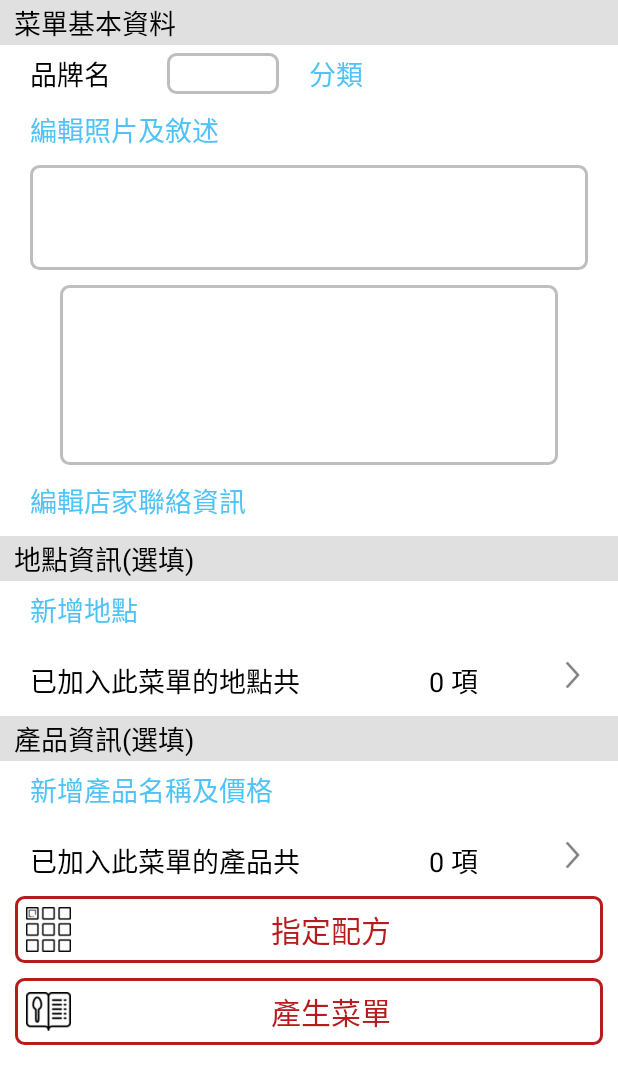
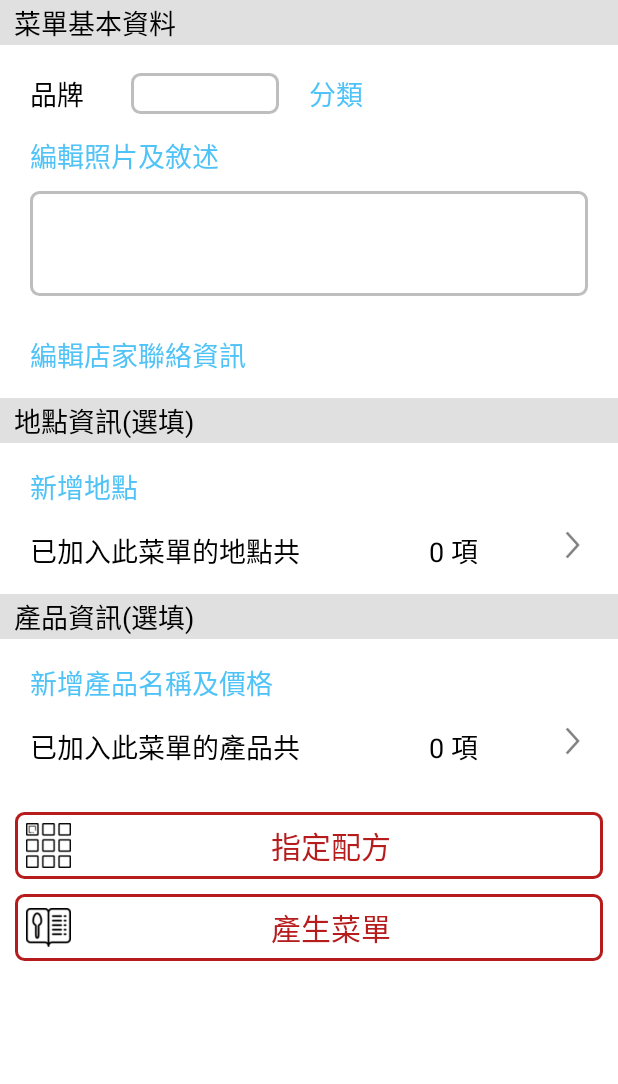
Before and after one commit to IEW-CCS/Fun2Order_Kotlin, an Android app: the ActivityAddMenu screen opened directly, with no data from a screen before it, on a phone screen of 412 x 824 dp. Shown: the top 1084 px of the screen. Run offline under Robolectric (Android 15) with nearby library versions, the phone set to English and light mode, and no system bars; our stand-ins replace Firebase (no records; nobody signed in at launch, a user with empty details on screens opened directly), Room's generated code; libraries missing offline, so code that uses them is left out: com.theartofdev.edmodo; 4 statements that could not run were skipped.

Commit message:
1. UI 畫面微調

```diff
--- a/app/src/main/java/com/iew/fun2order/ui/home/ActivityAddMenu.kt
+++ b/app/src/main/java/com/iew/fun2order/ui/home/ActivityAddMenu.kt
@@ -61,7 +61,7 @@ class ActivityAddMenu : AppCompatActivity() {
     //private lateinit var mProductDB: ProductDAO
     private lateinit var mDBContext: AppDatabase
 
-    private lateinit var mMenuImage: ImageButton
+    //private lateinit var mMenuImage: ImageButton
     private lateinit var mMenuBitmap : Bitmap
     var mMenuImages: MutableList<Bitmap> = mutableListOf()
     private lateinit var mTextViewMenuPic: TextView
@@ -95,8 +95,8 @@ class ActivityAddMenu : AppCompatActivity() {
         //mUserMenuDB = mDBContext.usermenudao()
         //mLocationDB = mDBContext.locationdao()
         //mProductDB = mDBContext.productdao()
-        mMenuImage  = findViewById(R.id.imageBtnMenuImage) as ImageButton
-        mMenuImage.requestFocus()
+        //mMenuImage  = findViewById(R.id.imageBtnMenuImage) as ImageButton
+        //mMenuImage.requestFocus()
         mTextViewMenuPic = findViewById(R.id.textViewMenuPic) as TextView
         var mAuth = FirebaseAuth.getInstance()
         if (mAuth.currentUser != null) {
@@ -759,13 +759,15 @@ class ActivityAddMenu : AppCompatActivity() {
 
     private fun displayImage(bitmap: Bitmap) {
 
-
+/*
         val resizedBitmap = bitmap.resizeByWidth(mMenuImage.layoutParams.height)
         //val roundedBitmapDrawable = RoundedBitmapDrawableFactory.create(resources, resizedBitmap)
         val roundedBitmapDrawable = RoundedBitmapDrawableFactory.create(resources, bitmap)
         //roundedBitmapDrawable.cornerRadius =  (resizedBitmap.width / 2.0).toFloat()
         mMenuBitmap =resizedBitmap
         mMenuImage.setImageDrawable(roundedBitmapDrawable)
+
+ */
     }
 
     private fun createNewMenu() {
@@ -969,7 +971,8 @@ class ActivityAddMenu : AppCompatActivity() {
                     val bm: Bitmap = BitmapFactory.decodeFile(file.absolutePath)
                     mMenuImages.add(bm)
                     val b1 = ImageButton(this)
-                    //b1.setText((mBtnList.size+1).toString())
+                    b1.setBackgroundResource(R.drawable.corners_rect_gray)
+                    b1.setPadding(10, 10, 10, 10)
                     b1.setMinimumWidth(width)
                     //b1.setMinWidth(width)
                     b1.setImageBitmap(bm)
@@ -989,7 +992,8 @@ class ActivityAddMenu : AppCompatActivity() {
                             val bmp = BitmapFactory.decodeByteArray(bytesPrm, 0, bytesPrm.size)
                             mMenuImages.add(bmp)
                             val b1 = ImageButton(this)
-                            //b1.setText((mBtnList.size+1).toString())
+                            b1.setBackgroundResource(R.drawable.corners_rect_gray)
+                            b1.setPadding(10, 10, 10, 10)
                             b1.setMinimumWidth(width)
                             //b1.setMinWidth(width)
                             b1.setImageBitmap(bmp)
--- a/app/src/main/res/layout/activity_add_menu.xml
+++ b/app/src/main/res/layout/activity_add_menu.xml
@@ -21,7 +21,8 @@
 
         <LinearLayout
             android:layout_width="match_parent"
-            android:layout_height="wrap_content"
+            android:layout_height="60dp"
+            android:gravity="center_vertical"
             android:orientation="horizontal">
 
             <LinearLayout
@@ -36,10 +37,10 @@
                     android:layout_height="match_parent"
                     android:layout_marginLeft="20dp"
                     android:layout_marginTop="5dp"
-                    android:layout_weight="0.3"
+                    android:layout_weight="0.25"
+                    android:text="品牌"
                     android:textColor="#000000"
-                    android:textSize="18dp"
-                    android:text="品牌名" />
+                    android:textSize="18dp" />
 
                 <EditText
                     android:id="@+id/editTextMenuID"
@@ -47,37 +48,37 @@
                     android:layout_height="match_parent"
                     android:layout_marginTop="5dp"
                     android:layout_marginRight="20dp"
-                    android:layout_weight="0.6"
-                    android:textSize="18dp"
+                    android:layout_weight="0.75"
                     android:background="@drawable/corners_rect_gray"
-                     />
+                    android:paddingLeft="4dp"
+                    android:textSize="18dp" />
             </LinearLayout>
 
             <LinearLayout
                 android:layout_width="match_parent"
-                android:layout_height="match_parent"
+                android:layout_height="wrap_content"
                 android:layout_weight="0.5"
                 android:orientation="horizontal">
 
                 <TextView
                     android:id="@+id/textViewSelectBrandType"
                     android:layout_width="wrap_content"
-                    android:layout_height="match_parent"
+                    android:layout_height="wrap_content"
                     android:layout_marginTop="5dp"
                     android:layout_weight="0.3"
+                    android:text="分類"
                     android:textColor="#4FC3F7"
-                    android:textSize="18dp"
-                    android:text="分類" />
+                    android:textSize="18dp" />
 
                 <TextView
                     android:id="@+id/textViewCrMenuType"
                     android:layout_width="wrap_content"
-                    android:layout_height="match_parent"
+                    android:layout_height="wrap_content"
                     android:layout_marginTop="5dp"
                     android:layout_weight="0.7"
-                    android:textSize="18dp"
                     android:text=""
-                    android:textColor="#000000" />
+                    android:textColor="#000000"
+                    android:textSize="18dp" />
             </LinearLayout>
         </LinearLayout>
 
@@ -86,7 +87,6 @@
             android:layout_width="wrap_content"
             android:layout_height="wrap_content"
             android:layout_marginLeft="20dp"
-            android:layout_marginTop="10dp"
             android:text="編輯照片及敘述"
             android:textColor="#4FC3F7"
             android:textSize="18dp" />
@@ -119,6 +119,7 @@
                 android:ems="10"
                 android:gravity="start|top"
                 android:inputType="textMultiLine"
+                android:padding="4dp"
                 android:textSize="18dp" />
         </LinearLayout>
 
@@ -150,17 +151,6 @@
             android:layout_marginLeft="20dp"
             android:layout_marginRight="20dp"
             android:orientation="horizontal">
-
-            <ImageButton
-                android:id="@+id/imageBtnMenuImage"
-                android:layout_width="match_parent"
-                android:layout_height="120dp"
-                android:layout_marginLeft="20dp"
-                android:layout_marginRight="20dp"
-                android:layout_weight="0.7"
-                android:adjustViewBounds="true"
-                android:background="@drawable/corners_rect_gray"
-                android:scaleType="centerInside" />
         </GridLayout>
 
 
@@ -170,7 +160,7 @@
             android:layout_width="wrap_content"
             android:layout_height="wrap_content"
             android:layout_marginLeft="20dp"
-            android:layout_marginTop="10dp"
+            android:layout_marginTop="15dp"
             android:text="編輯店家聯絡資訊"
             android:textColor="#4FC3F7"
             android:textSize="18dp" />
@@ -179,7 +169,7 @@
             android:id="@+id/textViewLocation"
             android:layout_width="match_parent"
             android:layout_height="30dp"
-            android:layout_marginTop="10dp"
+            android:layout_marginTop="15dp"
             android:background="#E0E0E0"
             android:gravity="center_vertical"
             android:text="  地點資訊(選填)"
@@ -189,7 +179,7 @@
         <LinearLayout
             android:layout_width="match_parent"
             android:layout_height="wrap_content"
-            android:layout_marginTop="5dp"
+            android:gravity="center_vertical"
             android:orientation="vertical">
 
             <TextView
@@ -197,14 +187,15 @@
                 android:layout_width="wrap_content"
                 android:layout_height="wrap_content"
                 android:layout_marginLeft="20dp"
-                android:textSize="18dp"
+                android:layout_marginTop="15dp"
                 android:text="新增地點"
-                android:textColor="#4FC3F7" />
+                android:textColor="#4FC3F7"
+                android:textSize="18dp" />
 
             <LinearLayout
                 android:layout_width="match_parent"
                 android:layout_height="wrap_content"
-                android:layout_marginTop="20dp"
+                android:layout_marginTop="15dp"
                 android:orientation="horizontal">
 
                 <TextView
@@ -213,9 +204,9 @@
                     android:layout_height="wrap_content"
                     android:layout_marginLeft="20dp"
                     android:layout_weight="0.5"
+                    android:text="已加入此菜單的地點共"
                     android:textColor="#000000"
-                    android:textSize="18dp"
-                    android:text="已加入此菜單的地點共" />
+                    android:textSize="18dp" />
 
                 <TextView
                     android:id="@+id/textViewLocationItemCount"
@@ -223,9 +214,9 @@
                     android:layout_height="wrap_content"
                     android:layout_marginLeft="20dp"
                     android:layout_weight="0.4"
-                    android:textSize="18dp"
+                    android:text="0 項"
                     android:textColor="#000000"
-                    android:text="0 項" />
+                    android:textSize="18dp" />
 
 
                 <ImageView
@@ -234,8 +225,8 @@
                     android:layout_height="20dp"
                     android:layout_alignParentRight="true"
                     android:layout_marginEnd="20dp"
+                    android:background="@android:color/transparent"
                     android:scaleType="centerInside"
-                    android:background="@android:color/transparent"
                     android:tint="@android:color/tab_indicator_text"
                     app:srcCompat="@drawable/icon_disclosure_indicator" />
             </LinearLayout>
@@ -245,7 +236,7 @@
             android:id="@+id/textViewProduct"
             android:layout_width="match_parent"
             android:layout_height="30dp"
-            android:layout_marginTop="10dp"
+            android:layout_marginTop="15dp"
             android:background="#E0E0E0"
             android:gravity="center_vertical"
             android:text="  產品資訊(選填)"
@@ -261,15 +252,16 @@
                 android:layout_width="wrap_content"
                 android:layout_height="wrap_content"
                 android:layout_marginLeft="20dp"
-                android:layout_marginTop="5dp"
-                android:textSize="18dp"
+                android:layout_marginTop="15dp"
                 android:text="新增產品名稱及價格"
-                android:textColor="#4FC3F7" />
+                android:textColor="#4FC3F7"
+                android:textSize="18dp" />
 
             <LinearLayout
                 android:layout_width="match_parent"
                 android:layout_height="wrap_content"
-                android:layout_marginTop="20dp"
+                android:layout_marginTop="15dp"
+                android:layout_marginBottom="20dp"
                 android:orientation="horizontal">
 
                 <TextView
@@ -278,9 +270,9 @@
                     android:layout_height="wrap_content"
                     android:layout_marginLeft="20dp"
                     android:layout_weight="0.5"
+                    android:text="已加入此菜單的產品共"
                     android:textColor="#000000"
-                    android:textSize="18dp"
-                    android:text="已加入此菜單的產品共" />
+                    android:textSize="18dp" />
 
                 <TextView
                     android:id="@+id/textViewProductPriceItemCount"
@@ -288,9 +280,9 @@
                     android:layout_height="wrap_content"
                     android:layout_marginLeft="20dp"
                     android:layout_weight="0.4"
-                    android:textSize="18dp"
+                    android:text="0 項"
                     android:textColor="#000000"
-                    android:text="0 項" />
+                    android:textSize="18dp" />
 
 
                 <ImageView
--- a/app/src/main/res/layout/activity_add_menu_image.xml
+++ b/app/src/main/res/layout/activity_add_menu_image.xml
@@ -101,6 +101,7 @@
                 android:ems="10"
                 android:gravity="start|top"
                 android:inputType="textMultiLine"
+                android:padding="4dp"
                 android:textSize="18dp" />
         </LinearLayout>
 
--- a/app/src/main/res/layout/launch_screen.xml
+++ b/app/src/main/res/layout/launch_screen.xml
@@ -3,7 +3,8 @@
     android:layout_width="fill_parent"
     android:layout_height="fill_parent"
     android:foregroundTint="#000000"
-    android:orientation="vertical">
+    android:orientation="vertical"
+    android:gravity="center">
 
     <ImageView
         android:id="@+id/splashscreen"
@@ -11,7 +12,6 @@
         android:layout_height="100dp"
         android:layout_gravity="center"
         android:gravity="center"
-        android:layout_marginTop="100dp"
         android:src="@drawable/fun2order_appstore_icon_without_alpha" />
 
     <TextView
```
